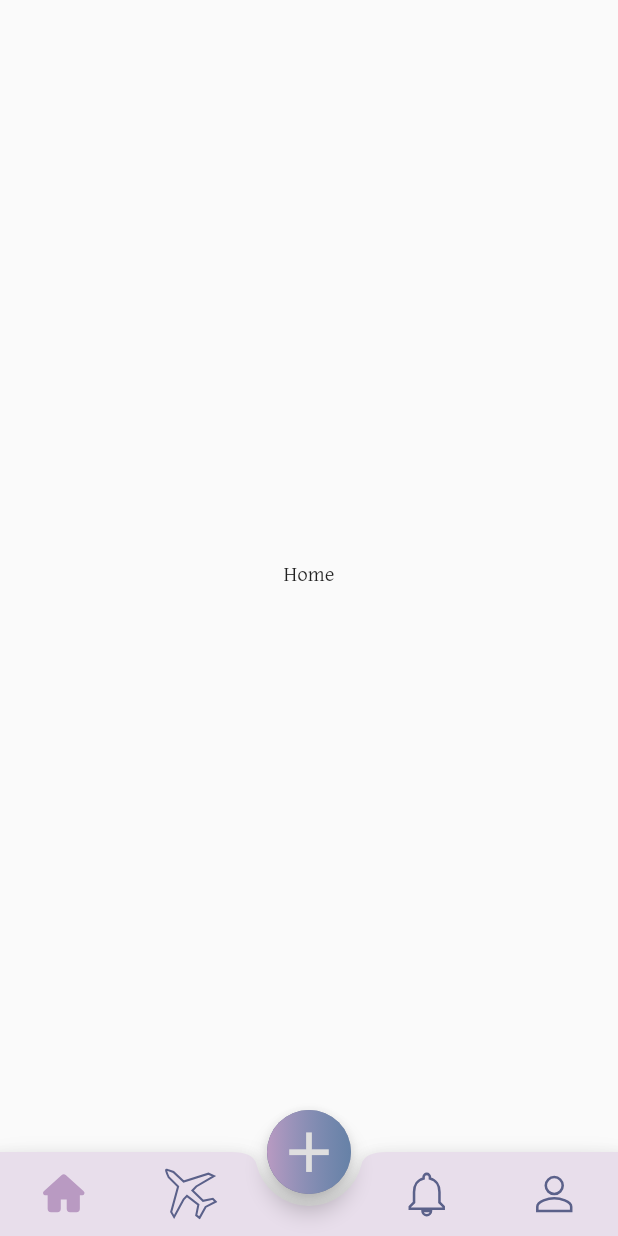
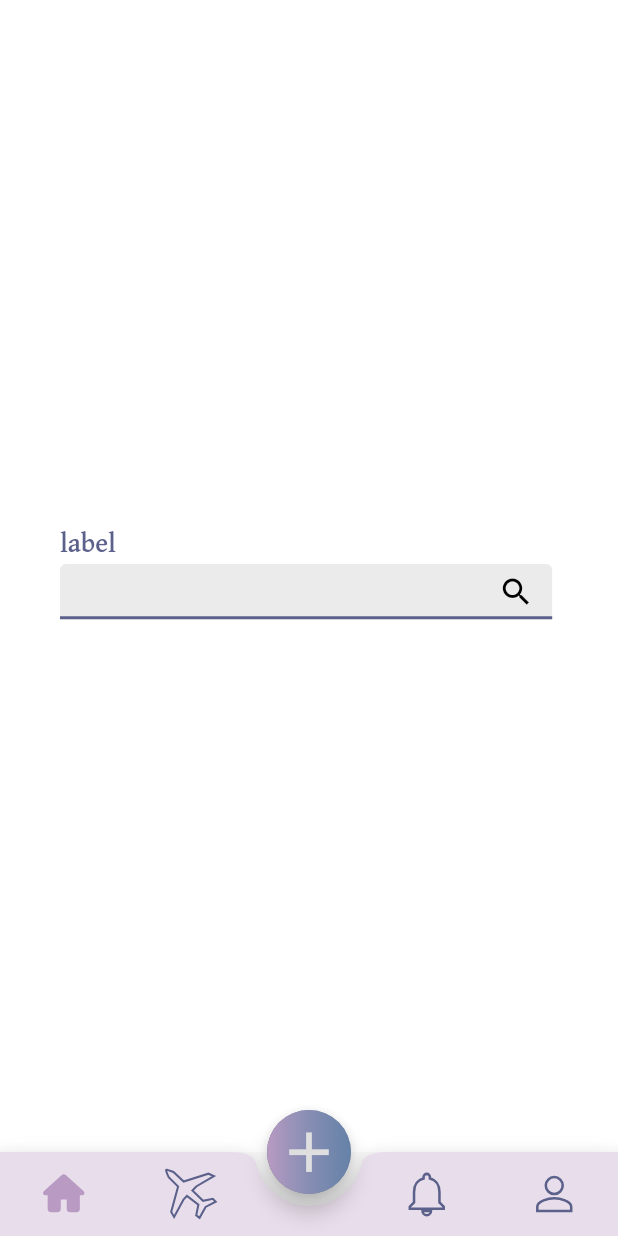
Before and after one commit to Amrmahmoud333/rafiq, a Flutter app: the screen it shows after launch, on a phone screen of 412 x 824 dp. Run offline on Flutter 3.47's test engine with Material 2 defaults, Android fonts, the phone set to English and light mode, and no system bars; drawn by our look-alikes of auto_size_text; our stand-ins replace bloc, device_preview, dio, flutter_bloc, flutter_svg; accounts and stored records are empty.

Commit message:
Edit in Text Form Field2

```diff
--- a/lib/views/home/screens/home_screen.dart
+++ b/lib/views/home/screens/home_screen.dart
@@ -1,13 +1,49 @@
 import 'package:flutter/material.dart';
+import 'package:rafiq/views/shared/input_field2.dart';
 
 class HomeScreen extends StatelessWidget {
-  const HomeScreen({Key? key}) : super(key: key);
+  HomeScreen({Key? key}) : super(key: key);
   static const routeName = '/home_screen';
+  final fromKey = GlobalKey<FormState>();
+  String? customValidteEmail(String? email) {
+    if (email!.isEmpty || email.length < 2 || email.length >= 35) {
+      return 'Enter a Correct Email or User Name';
+    } else {
+      return null;
+    }
+  }
+
   @override
   Widget build(BuildContext context) {
     return Scaffold(
-      body: const Center(
-        child: Text('Home'),
+      backgroundColor: Color(0XFFFFFFFF),
+      body: Padding(
+        padding: const EdgeInsets.all(40.0),
+        child: Form(
+          key: fromKey,
+          child: Column(
+            mainAxisAlignment: MainAxisAlignment.center,
+            children: [
+              InputField2(
+                validator: customValidteEmail,
+                label: 'label',
+                obscureText: false,
+                sizeoflabel: 18,
+                widget: InkWell(
+                  onTap: () {
+                    if (fromKey.currentState!.validate()) {
+                      print('mustafa');
+                    }
+                  },
+                  child: Icon(
+                    Icons.search,
+                    color: Colors.black,
+                  ),
+                ),
+              ),
+            ],
+          ),
+        ),
       ),
     );
   }
--- a/lib/views/router/app_router.dart
+++ b/lib/views/router/app_router.dart
@@ -36,7 +36,7 @@ class AppRouter {
       case ProfileScreen.routeName:
         return MaterialPageRoute(builder: (_) => const ProfileScreen());
       case HomeScreen.routeName:
-        return MaterialPageRoute(builder: (_) => const HomeScreen());
+        return MaterialPageRoute(builder: (_) => HomeScreen());
       case TripScreen.routeName:
         return MaterialPageRoute(builder: (_) => const TripScreen());
       case NotificationScreen.routeName:
--- /dev/null
+++ b/lib/views/shared/input_field2.dart
@@ -0,0 +1,80 @@
+import 'package:auto_size_text/auto_size_text.dart';
+import 'package:flutter/material.dart';
+
+import '../../theme.dart';
+
+class InputField2 extends StatelessWidget {
+  const InputField2({
+    Key? key,
+    required this.label,
+    this.widget,
+    this.controller,
+    this.sizeoflabel,
+    this.keyboardType,
+    this.validator,
+    this.maxLength,
+    required this.obscureText,
+  }) : super(key: key);
+
+  final String label;
+  final Widget? widget;
+  final TextEditingController? controller;
+  final double? sizeoflabel;
+  final TextInputType? keyboardType;
+  final bool obscureText;
+  final FormFieldValidator<String>? validator;
+  final int? maxLength;
+  @override
+  Widget build(BuildContext context) {
+    double height(double n) {
+      return MediaQuery.of(context).size.height * (n / 851);
+    }
+
+    double width(double n) {
+      return MediaQuery.of(context).size.width * (n / 393);
+    }
+
+    return Column(
+      crossAxisAlignment: CrossAxisAlignment.start,
+      children: [
+        AutoSizeText(
+          label,
+          style: lableInputField(sizeoflabel!),
+        ),
+        SizedBox(
+          height: height(4),
+        ),
+        SizedBox(
+          height: height(38),
+          width: width(313),
+          child: TextFormField(
+            style: Theme.of(context).textTheme.headline6,
+            obscureText: obscureText,
+            keyboardType: keyboardType,
+            controller: controller,
+            validator: validator,
+            maxLength: maxLength,
+            decoration: InputDecoration(
+              contentPadding: EdgeInsets.all(5),
+              suffixIcon: widget,
+              filled: true,
+              fillColor: Color(0xFFEBEBEB),
+              enabledBorder: UnderlineInputBorder(
+                borderSide: BorderSide(
+                  width: 2,
+                  color: const Color(0xFF5B618A),
+                ),
+              ),
+              focusedBorder: UnderlineInputBorder(
+                borderSide: BorderSide(
+                  width: 2,
+                  color: Colors.black,
+                ),
+              ),
+            ),
+          ),
+        ),
+      ],
+    );
+  }
+}
```
Also changed, not shown: pubspec.lock.
